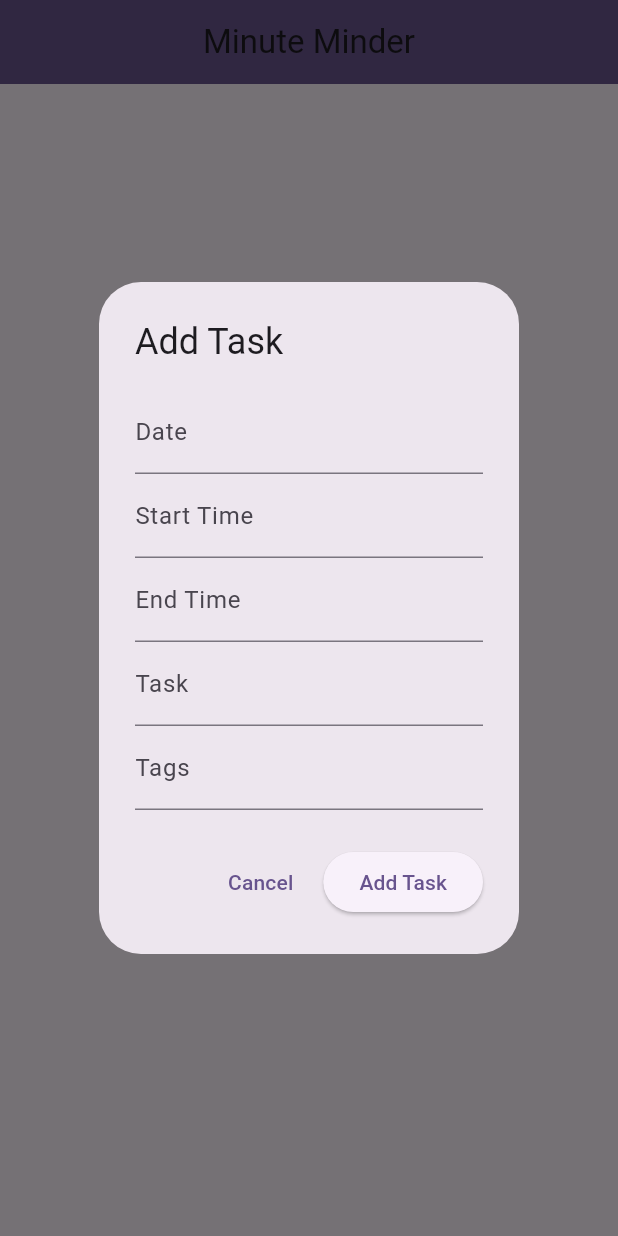
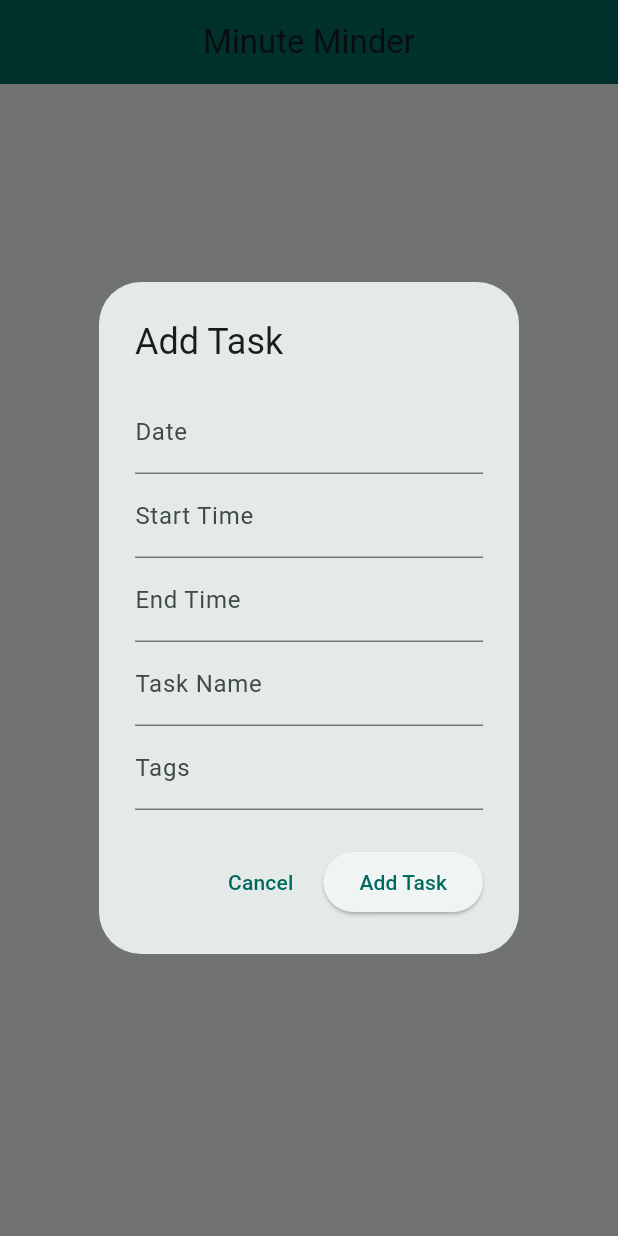
Before and after one commit to QTEA02/ASE456-Individual-Project, a Flutter app: the screen it shows after launch, after a tap on "Add Task", on a phone screen of 412 x 824 dp. Run offline on Flutter 3.47's test engine with Material 3 defaults, Android fonts, the phone set to English and light mode, and no system bars; our stand-ins replace cloud_firestore, firebase_core; accounts and stored records are empty; generated files the repository leaves out were written again.

Commit message:
Update main.dart

```diff
--- a/lib/main.dart
+++ b/lib/main.dart
@@ -8,85 +8,85 @@ void main() async {
   await Firebase.initializeApp(
     options: DefaultFirebaseOptions.currentPlatform,
   );
-  runApp(const MinuteMinderApp());
+  runApp(const TaskTrackerApp());
 }
 
-class MinuteMinderApp extends StatelessWidget {
-  const MinuteMinderApp({super.key});
+class TaskTrackerApp extends StatelessWidget {
+  const TaskTrackerApp({super.key});
 
   @override
   Widget build(BuildContext context) {
     return MaterialApp(
       title: 'Minute Minder',
       theme: ThemeData(
-        colorScheme: ColorScheme.fromSeed(seedColor: Colors.deepPurple),
+        colorScheme: ColorScheme.fromSeed(seedColor: Colors.teal),
         useMaterial3: true,
       ),
-      home: const TaskManagerScreen(title: 'Minute Minder'),
+      home: const TaskTracker(title: 'Minute Minder'),
     );
   }
 }
 
-class TaskManagerScreen extends StatefulWidget {
-  const TaskManagerScreen({super.key, required this.title});
+class TaskTracker extends StatefulWidget {
+  const TaskTracker({super.key, required this.title});
   final String title;
 
   @override
-  State<TaskManagerScreen> createState() => _TaskManagerScreenState();
+  State<TaskTracker> createState() => _TaskTrackerState();
 }
 
-class _TaskManagerScreenState extends State<TaskManagerScreen> {
+class _TaskTrackerState extends State<TaskTracker> {
   // Task Input Controllers
-  final TextEditingController _dateController = TextEditingController();
-  final TextEditingController _startTimeController = TextEditingController();
-  final TextEditingController _endTimeController = TextEditingController();
-  final TextEditingController _taskController = TextEditingController();
-  final TextEditingController _tagsController = TextEditingController();
+  final TextEditingController _dateInputController = TextEditingController();
+  final TextEditingController _startTimeInputController = TextEditingController();
+  final TextEditingController _endTimeInputController = TextEditingController();
+  final TextEditingController _taskNameController = TextEditingController();
+  final TextEditingController _taskTagsController = TextEditingController();
 
   // Search Input Controllers
   final TextEditingController _searchDateController = TextEditingController();
-  final TextEditingController _searchTagsController = TextEditingController();
-  final TextEditingController _searchTaskController = TextEditingController();
+  final TextEditingController _searchTagController = TextEditingController();
+  final TextEditingController _searchNameController = TextEditingController();
 
   // Feedback Message
-  String _message = '';
+  String _statusMessage = '';
 
-  Future<void> _addTask() async {
+  Future<void> _addNewTask() async {
     try {
       DocumentReference newTaskRef = FirebaseFirestore.instance.collection('tasks').doc();
 
       await newTaskRef.set({
-        'date': _dateController.text,
-        'startTime': _startTimeController.text,
-        'endTime': _endTimeController.text,
-        'task': _taskController.text,
-        'tags': _tagsController.text,
+        'date': _dateInputController.text,
+        'startTime': _startTimeInputController.text,
+        'endTime': _endTimeInputController.text,
+        'task': _taskNameController.text,
+        'tags': _taskTagsController.text,
       });
 
       setState(() {
-        _message = 'Task added successfully: ${_taskController.text}';
+        _statusMessage = 'Task added: ${_taskNameController.text}';
       });
     } catch (e) {
       setState(() {
-        _message = 'Error adding task: $e';
+        _statusMessage = 'Error adding task: $e';
       });
     }
   }
 
-  Future<void> _showAllTasks() async {
+  Future<void> _showAllTaskList() async {
     try {
       QuerySnapshot querySnapshot = await FirebaseFirestore.instance.collection('tasks').get();
-      List<QueryDocumentSnapshot> tasks = querySnapshot.docs;
+      List<QueryDocumentSnapshot> taskList = querySnapshot.docs;
 
-      _showTaskListDialog(tasks);
+      _showTaskDialog(taskList);
     } catch (e) {
       setState(() {
-        _message = 'Error retrieving tasks: $e';
+        _statusMessage = 'Error retrieving tasks: $e';
       });
     }
   }
 
-  void _showTaskListDialog(List<QueryDocumentSnapshot> tasks) {
+  void _showTaskDialog(List<QueryDocumentSnapshot> tasks) {
     showDialog(
       context: context,
       builder: (BuildContext context) {
@@ -102,11 +102,11 @@ class _TaskManagerScreenState extends State<TaskManagerScreen> {
                   title: Text(data['task'] ?? 'Unnamed Task'),
                   subtitle: Text('${data['date']} from ${data['startTime']} to ${data['endTime']} [Tags: ${data['tags']}]'),
                   trailing: IconButton(
-                    icon: const Icon(Icons.delete, color: Colors.red),
+                    icon: const Icon(Icons.delete, color: Colors.pink),
                     onPressed: () {
-                      _deleteTask(taskId);
+                      _removeTask(taskId);
                       Navigator.of(context).pop(); // Close the dialog
-                      _showAllTasks(); // Refresh the task list
+                      _showAllTaskList(); // Refresh the task list
                     },
                   ),
                 );
@@ -124,39 +124,39 @@ class _TaskManagerScreenState extends State<TaskManagerScreen> {
     );
   }
 
-  Future<void> _deleteTask(String taskId) async {
+  Future<void> _removeTask(String taskId) async {
     try {
       await FirebaseFirestore.instance.collection('tasks').doc(taskId).delete();
       setState(() {
-        _message = 'Task deleted successfully.';
+        _statusMessage = 'Task deleted successfully.';
       });
     } catch (e) {
       setState(() {
-        _message = 'Error deleting task: $e';
+        _statusMessage = 'Error deleting task: $e';
       });
     }
   }
 
-  Future<void> _searchTasks() async {
+  Future<void> _searchForTasks() async {
     try {
       Query query = FirebaseFirestore.instance.collection('tasks');
 
       if (_searchDateController.text.isNotEmpty) {
         query = query.where('date', isEqualTo: _searchDateController.text);
       }
-      if (_searchTagsController.text.isNotEmpty) {
-        List<String> tags = _searchTagsController.text.split(',').map((tag) => tag.trim()).toList();
+      if (_searchTagController.text.isNotEmpty) {
+        List<String> tags = _searchTagController.text.split(',').map((tag) => tag.trim()).toList();
         query = query.where('tags', whereIn: tags);
       }
-      if (_searchTaskController.text.isNotEmpty) {
-        query = query.where('task', isEqualTo: _searchTaskController.text);
+      if (_searchNameController.text.isNotEmpty) {
+        query = query.where('task', isEqualTo: _searchNameController.text);
       }
 
       QuerySnapshot querySnapshot = await query.get();
       _showSearchResults(querySnapshot.docs);
     } catch (e) {
       setState(() {
-        _message = 'Error searching tasks: $e';
+        _statusMessage = 'Error searching tasks: $e';
       });
     }
   }
@@ -173,8 +173,7 @@ class _TaskManagerScreenState extends State<TaskManagerScreen> {
                 Map<String, dynamic> data = task.data() as Map<String, dynamic>;
                 return ListTile(
                   title: Text(data['task'] ?? 'Unnamed Task'),
-                  subtitle: Text(
-                      '${data['date']} from ${data['startTime']} to ${data['endTime']} [Tags: ${data['tags']}]'),
+                  subtitle: Text('${data['date']} from ${data['startTime']} to ${data['endTime']} [Tags: ${data['tags']}]'),
                 );
               }).toList(),
             ),
@@ -190,7 +189,7 @@ class _TaskManagerScreenState extends State<TaskManagerScreen> {
     );
   }
 
-  void _showAddTaskDialog() {
+  void _showAddTaskForm() {
     showDialog(
       context: context,
       builder: (BuildContext context) {
@@ -200,23 +199,23 @@ class _TaskManagerScreenState extends State<TaskManagerScreen> {
             child: Column(
               children: [
                 TextField(
-                  controller: _dateController,
+                  controller: _dateInputController,
                   decoration: const InputDecoration(labelText: 'Date'),
                 ),
                 TextField(
-                  controller: _startTimeController,
+                  controller: _startTimeInputController,
                   decoration: const InputDecoration(labelText: 'Start Time'),
                 ),
                 TextField(
-                  controller: _endTimeController,
+                  controller: _endTimeInputController,
                   decoration: const InputDecoration(labelText: 'End Time'),
                 ),
                 TextField(
-                  controller: _taskController,
-                  decoration: const InputDecoration(labelText: 'Task'),
+                  controller: _taskNameController,
+                  decoration: const InputDecoration(labelText: 'Task Name'),
                 ),
                 TextField(
-                  controller: _tagsController,
+                  controller: _taskTagsController,
                   decoration: const InputDecoration(labelText: 'Tags'),
                 ),
               ],
@@ -229,7 +228,7 @@ class _TaskManagerScreenState extends State<TaskManagerScreen> {
             ),
             ElevatedButton(
               onPressed: () {
-                _addTask();
+                _addNewTask();
                 Navigator.of(context).pop();
               },
               child: const Text('Add Task'),
@@ -240,7 +239,7 @@ class _TaskManagerScreenState extends State<TaskManagerScreen> {
     );
   }
 
-  void _showSearchTaskDialog() {
+  void _showSearchTaskForm() {
     showDialog(
       context: context,
       builder: (BuildContext context) {
@@ -254,12 +253,12 @@ class _TaskManagerScreenState extends State<TaskManagerScreen> {
                   decoration: const InputDecoration(labelText: 'Date'),
                 ),
                 TextField(
-                  controller: _searchTagsController,
+                  controller: _searchTagController,
                   decoration: const InputDecoration(labelText: 'Tags'),
                 ),
                 TextField(
-                  controller: _searchTaskController,
-                  decoration: const InputDecoration(labelText: 'Task'),
+                  controller: _searchNameController,
+                  decoration: const InputDecoration(labelText: 'Task Name'),
                 ),
               ],
             ),
@@ -272,7 +271,7 @@ class _TaskManagerScreenState extends State<TaskManagerScreen> {
             ElevatedButton(
               onPressed: () {
                 Navigator.of(context).pop();
-                _searchTasks();
+                _searchForTasks();
               },
               child: const Text('Search'),
             ),
@@ -295,21 +294,21 @@ class _TaskManagerScreenState extends State<TaskManagerScreen> {
           mainAxisAlignment: MainAxisAlignment.center,
           children: [
             ElevatedButton(
-              onPressed: _showAllTasks,
+              onPressed: _showAllTaskList,
               child: const Text('Show All Tasks'),
             ),
             const SizedBox(height: 20),
             ElevatedButton(
-              onPressed: _showAddTaskDialog,
+              onPressed: _showAddTaskForm,
               child: const Text('Add Task'),
             ),
             const SizedBox(height: 20),
             ElevatedButton(
-              onPressed: _showSearchTaskDialog,
+              onPressed: _showSearchTaskForm,
               child: const Text('Search Tasks'),
             ),
             const SizedBox(height: 20),
-            Text(_message),
+            Text(_statusMessage),
           ],
         ),
       ),
```
